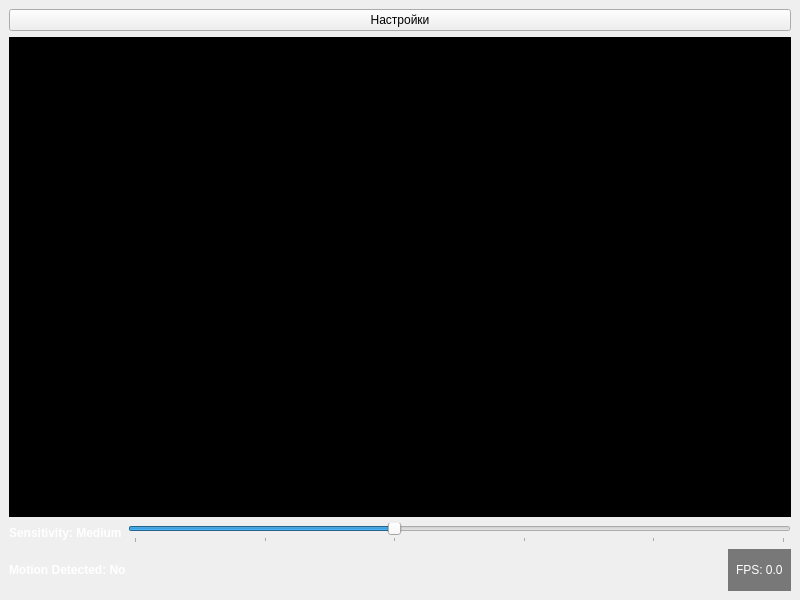
Above: mainwindow.ui from ProgerPoRaschety/Glazochek before the change. Below: the same form after it.
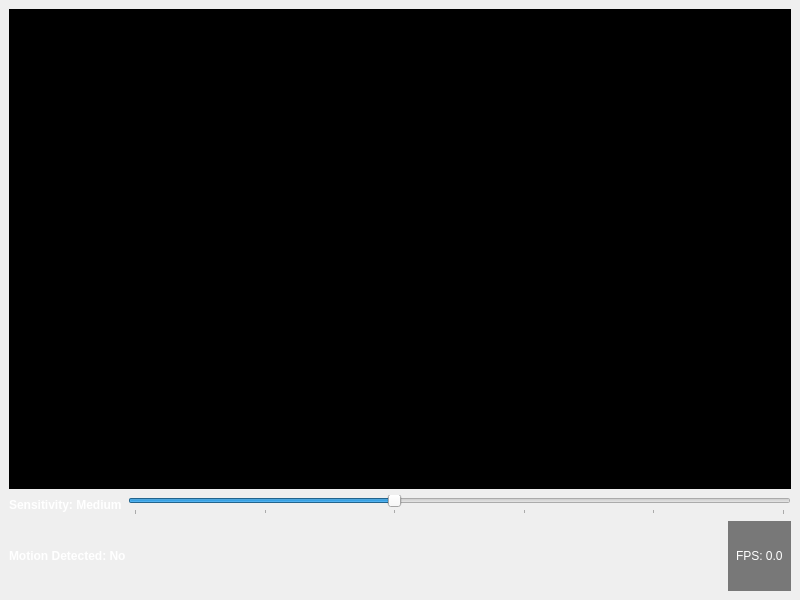
That is the form after the change.

Commit message: Delating wrong button

Diff of the .ui file:
```diff
--- a/mainwindow.ui
+++ b/mainwindow.ui
@@ -15,13 +15,6 @@
   </property>
   <widget class="QWidget" name="centralwidget">
    <layout class="QVBoxLayout" name="verticalLayout">
-    <item>
-     <widget class="QPushButton" name="settings_button">
-      <property name="text">
-       <string>Настройки</string>
-      </property>
-     </widget>
-    </item>
     <item>
      <widget class="QLabel" name="cameraLabel">
       <property name="minimumSize">
```
